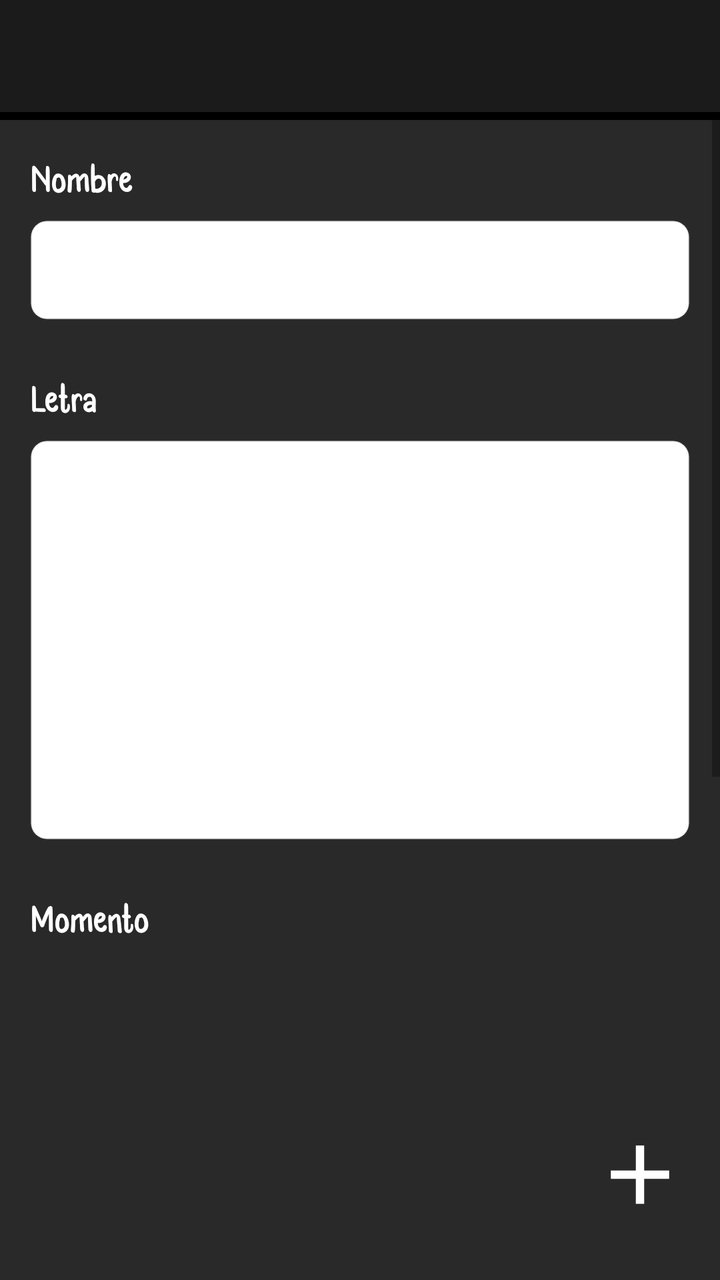
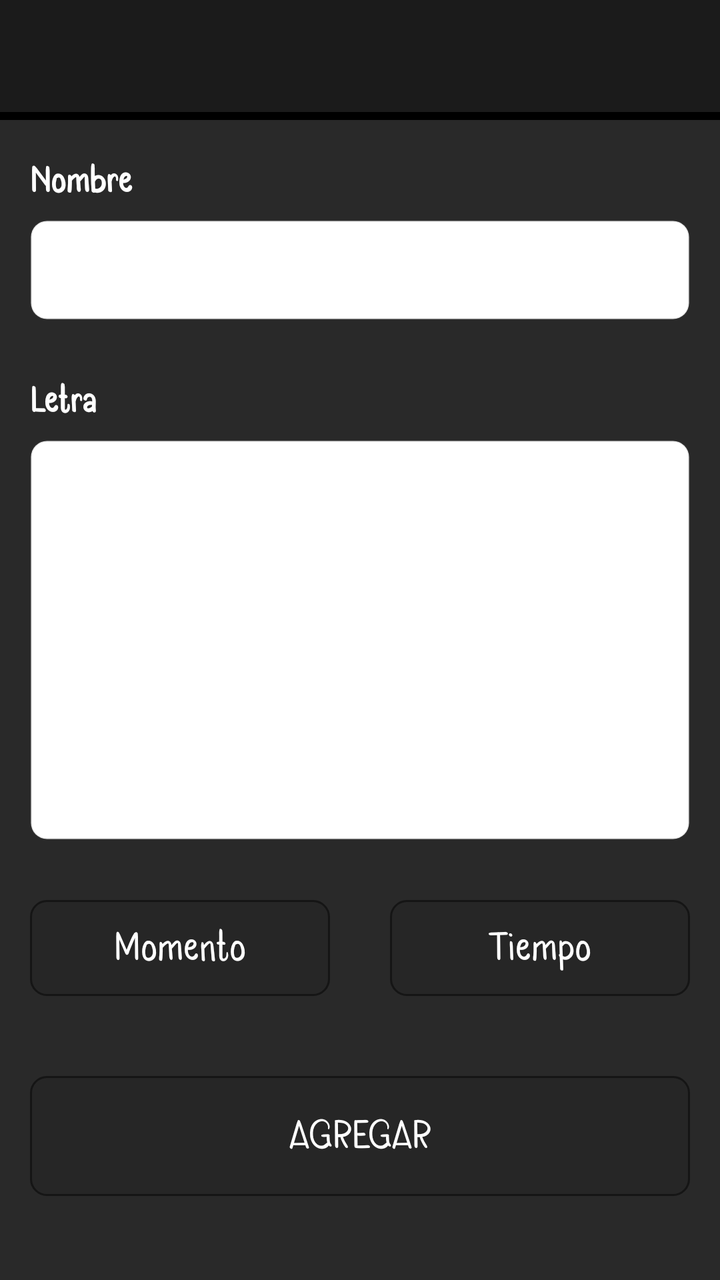

Screens rendered from an Android XML layout before and after an edit, with the pre-edit source and the edit as a unified diff.
<!-- AndroidManifest.xml: application theme Theme.CantosCoro.NoActionBar -->
<!-- res/layout/activity_nuevocanto.xml -->
<?xml version="1.0" encoding="utf-8"?>
<androidx.constraintlayout.widget.ConstraintLayout xmlns:android="http://schemas.android.com/apk/res/android"
    xmlns:tools="http://schemas.android.com/tools"
    android:layout_width="match_parent"
    android:layout_height="match_parent"
    style="@style/barra"
    android:fitsSystemWindows="true"
    tools:context=".ui.NuevoCantoActivity">

    <include
        android:id="@+id/app_bar"
        layout="@layout/app_bar"
        android:layout_width="match_parent"
        android:layout_height="match_parent" />

    <ScrollView
        android:layout_marginTop="60dp"
        android:layout_width="match_parent"
        android:layout_height="match_parent"
        style="@style/fondo"
        tools:ignore="MissingConstraints">

        <LinearLayout
            android:layout_width="match_parent"
            android:layout_height="wrap_content"
            android:orientation="vertical"
            tools:ignore="UselessLeaf">

            <TextView
                android:id="@+id/tvNombre"
                android:layout_height="25dp"
                android:layout_width="match_parent"
                android:layout_marginTop="20dp"
                android:layout_marginStart="15dp"
                android:layout_marginEnd="15dp"
                android:text="@string/nombre"
                android:textStyle="bold"
                android:textSize="18sp"
                android:fontFamily="@font/mywife"
                style="@style/texto"
                />

            <EditText
                android:id="@+id/etNombre"
                android:layout_width="match_parent"
                android:layout_height="50dp"
                android:layout_marginTop="5dp"
                android:layout_marginStart="15dp"
                android:layout_marginEnd="15dp"
                android:inputType="text"
                android:textSize="18sp"
                style="@style/campo"
                tools:ignore="LabelFor"
                android:autofillHints="Nombre" />

            <TextView
                android:id="@+id/tvLetra"
                android:layout_height="25dp"
                android:layout_width="match_parent"
                android:layout_marginTop="30dp"
                android:layout_marginStart="15dp"
                android:layout_marginEnd="15dp"
                android:text="@string/letra"
                android:textStyle="bold"
                android:textSize="18sp"
                android:fontFamily="@font/mywife"
                style="@style/texto"
                />

            <EditText
                android:id="@+id/etLetra"
                android:layout_width="match_parent"
                android:layout_height="match_parent"
                android:layout_marginTop="5dp"
                android:layout_marginStart="15dp"
                android:layout_marginEnd="15dp"
                android:textSize="18sp"
                android:gravity="top"
                android:inputType="textMultiLine"
                android:minHeight="200dp"
                style="@style/campo"
                tools:ignore="LabelFor"
                android:autofillHints="Letra"
                />

            

            <TextView
                android:id="@+id/tvMomento"
                android:layout_height="25dp"
                android:layout_width="match_parent"
                android:layout_marginTop="30dp"
                android:layout_marginStart="15dp"
                android:layout_marginEnd="15dp"
                android:text="@string/momento"
                android:textStyle="bold"
                android:textSize="18sp"
                android:fontFamily="@font/mywife"
                style="@style/texto"
                />

            <LinearLayout
                android:layout_width="match_parent"
                android:layout_height="wrap_content"
                android:orientation="horizontal"
                android:layout_marginTop="10dp"
                tools:ignore="UselessLeaf">

                <ListView
                    android:id="@+id/listaMomentos"
                    android:layout_width="0dp"
                    android:layout_height="200dp"
                    android:layout_weight="1"
                    android:layout_marginStart="15dp"
                    android:layout_marginTop="5dp"
                    android:layout_marginEnd="15dp"
                    tools:ignore="NestedScrolling" />

                <Button
                    android:id="@+id/bMomento"
                    android:layout_width="50dp"
                    android:layout_height="50dp"
                    android:layout_marginEnd="15dp"
                    android:layout_gravity="center_vertical"
                    android:background="@drawable/ic_mas"
                    android:onClick="mostrarMomentos"
                    android:textSize="20sp"
                    style="@style/boton"
                    tools:ignore="UsingOnClickInXml" />
            </LinearLayout>

            <TextView
                android:id="@+id/tvTiempo"
                android:layout_height="25dp"
                android:layout_width="match_parent"
                android:layout_marginTop="30dp"
                android:layout_marginStart="15dp"
                android:layout_marginEnd="15dp"
                android:text="@string/tiempo"
                android:textStyle="bold"
                android:textSize="18sp"
                android:fontFamily="@font/mywife"
                style="@style/texto"
                />

            <LinearLayout
                android:layout_width="match_parent"
                android:layout_height="wrap_content"
                android:orientation="horizontal"
                android:layout_marginTop="10dp"
                tools:ignore="UselessLeaf">

                <ListView
                    android:id="@+id/listaTiempos"
                    android:layout_width="0dp"
                    android:layout_height="200dp"
                    android:layout_weight="1"
                    android:layout_marginStart="15dp"
                    android:layout_marginTop="5dp"
                    android:layout_marginEnd="15dp"
                    tools:ignore="NestedScrolling" />

                <Button
                    android:id="@+id/bTiempo"
                    android:layout_width="50dp"
                    android:layout_height="50dp"
                    android:layout_marginEnd="15dp"
                    android:layout_gravity="center_vertical"
                    android:background="@drawable/ic_mas"
                    android:onClick="mostrarTiempos"
                    android:textSize="20sp"
                    style="@style/boton"
                    tools:ignore="UsingOnClickInXml" />
            </LinearLayout>

            <Button
                android:id="@+id/bAgregar"
                android:layout_width="match_parent"
                android:layout_height="60dp"
                android:layout_marginTop="40dp"
                android:layout_marginStart="15dp"
                android:layout_marginEnd="15dp"
                android:layout_marginBottom="25dp"
                android:textSize="20sp"
                android:onClick="agregarCanto"
                android:text="@string/agregar"
                style="@style/boton"
                android:fontFamily="@font/mywife"
                tools:ignore="UsingOnClickInXml" />


        </LinearLayout>
    </ScrollView>
</androidx.constraintlayout.widget.ConstraintLayout>
<!-- res/layout/app_bar.xml (included above) -->
<?xml version="1.0" encoding="utf-8"?>
<androidx.coordinatorlayout.widget.CoordinatorLayout xmlns:android="http://schemas.android.com/apk/res/android"
    xmlns:app="http://schemas.android.com/apk/res-auto"
    xmlns:tools="http://schemas.android.com/tools"
    android:layout_width="match_parent"
    android:layout_height="match_parent"
    tools:context=".ui.MenuLateralActivity">

    <com.google.android.material.appbar.AppBarLayout
        android:layout_width="match_parent"
        android:layout_height="wrap_content"
        android:theme="@style/Theme.CantosCoro.AppBarOverlay">

        <androidx.appcompat.widget.Toolbar
            android:id="@+id/toolbar"
            android:layout_width="match_parent"
            android:layout_height="?attr/actionBarSize"
            android:background="@color/teal_500"
            app:popupTheme="@style/Theme.CantosCoro.PopupOverlay"
            />

    </com.google.android.material.appbar.AppBarLayout>

</androidx.coordinatorlayout.widget.CoordinatorLayout>
<!-- resources referenced by this layout -->
<resources>
  <color name="teal_500">#1B1B1B</color>
  <!-- drawable ic_mas (drawable) -->
  <vector android:height="24dp" android:tint="#FFFFFF"
      android:viewportHeight="24" android:viewportWidth="24"
      android:width="24dp" xmlns:android="http://schemas.android.com/apk/res/android">
      <path android:fillColor="@android:color/white" android:pathData="M19,13h-6v6h-2v-6H5v-2h6V5h2v6h6v2z"/>
  </vector>
  <string name="agregar">Agregar</string>
  <string name="letra">Letra</string>
  <string name="momento">Momento</string>
  <string name="nombre">Nombre</string>
  <string name="tiempo">Tiempo</string>
  <style name="Theme.CantosCoro.AppBarOverlay" parent="ThemeOverlay.AppCompat.Dark.ActionBar" />
  <style name="Theme.CantosCoro.PopupOverlay" parent="ThemeOverlay.AppCompat.Light" />
  <style name="barra" parent="TextAppearance.AppCompat">
          <item name="android:textColor">#ACACAC</item>
          <item name="android:background">#000000</item>
      </style>
  <style name="boton" parent="TextAppearance.AppCompat.Button">
          <item name="android:textColor">#FFFFFF</item>
          <item name="android:background">@drawable/boton_claro</item>
      </style>
  <style name="campo" parent="TextAppearance.AppCompat">
          <item name="android:textColor">#121212</item>
          <item name="android:background">@drawable/redondo_claro</item>
      </style>
  <style name="fondo" parent="TextAppearance.AppCompat">
          <item name="android:textColor">#ACACAC</item>
          <item name="android:background">#292929</item>
      </style>
  <style name="texto" parent="TextAppearance.AppCompat">
          <item name="android:textColor">#FFFFFF</item>
      </style>
  <style name="Theme.CantosCoro.NoActionBar">
          <item name="windowActionBar">false</item>
          <item name="windowNoTitle">true</item>
      </style>
  <!-- drawable boton_claro (drawable) -->
  <?xml version="1.0" encoding="utf-8"?>
  
  <shape xmlns:android="http://schemas.android.com/apk/res/android">
          <stroke
              android:width="1dp"
              android:color="#151515"/>
              <solid
               android:color="#C9252525"
              />
             <padding
                 android:bottom="3dp"
                 android:left="3dp"
                 android:right="3dp"
                 android:top="3dp"
                 />
              <corners
                  android:radius="8dp"
                  />
  
  </shape>
  <!-- drawable redondo_claro (drawable) -->
  <?xml version="1.0" encoding="utf-8"?>
  
  <shape xmlns:android="http://schemas.android.com/apk/res/android">
          <stroke
              android:width="1dp"
              android:color="#1E5E5E5E"/>
              <solid
               android:color="#FFF"
              />
             <padding
                 android:bottom="3dp"
                 android:left="3dp"
                 android:right="3dp"
                 android:top="3dp"
                 />
              <corners
                  android:radius="8dp"
                  />
  
  </shape>
</resources>

<!-- the commit's change to res/layout/activity_nuevocanto.xml (unified diff, before → after) -->
@@ -85,91 +85,42 @@
 
             
 
-            <TextView
-                android:id="@+id/tvMomento"
-                android:layout_height="25dp"
-                android:layout_width="match_parent"
-                android:layout_marginTop="30dp"
-                android:layout_marginStart="15dp"
-                android:layout_marginEnd="15dp"
-                android:text="@string/momento"
-                android:textStyle="bold"
-                android:textSize="18sp"
-                android:fontFamily="@font/mywife"
-                style="@style/texto"
-                />
-
             <LinearLayout
                 android:layout_width="match_parent"
                 android:layout_height="wrap_content"
                 android:orientation="horizontal"
-                android:layout_marginTop="10dp"
+                android:layout_marginTop="30dp"
                 tools:ignore="UselessLeaf">
-
-                <ListView
-                    android:id="@+id/listaMomentos"
-                    android:layout_width="0dp"
-                    android:layout_height="200dp"
-                    android:layout_weight="1"
-                    android:layout_marginStart="15dp"
-                    android:layout_marginTop="5dp"
-                    android:layout_marginEnd="15dp"
-                    tools:ignore="NestedScrolling" />
 
                 <Button
                     android:id="@+id/bMomento"
-                    android:layout_width="50dp"
-                    android:layout_height="50dp"
-                    android:layout_marginEnd="15dp"
-                    android:layout_gravity="center_vertical"
-                    android:background="@drawable/ic_mas"
-                    android:onClick="mostrarMomentos"
-                    android:textSize="20sp"
-                    style="@style/boton"
-                    tools:ignore="UsingOnClickInXml" />
-            </LinearLayout>
-
-            <TextView
-                android:id="@+id/tvTiempo"
-                android:layout_height="25dp"
-                android:layout_width="match_parent"
-                android:layout_marginTop="30dp"
-                android:layout_marginStart="15dp"
-                android:layout_marginEnd="15dp"
-                android:text="@string/tiempo"
-                android:textStyle="bold"
-                android:textSize="18sp"
-                android:fontFamily="@font/mywife"
-                style="@style/texto"
-                />
-
-            <LinearLayout
-                android:layout_width="match_parent"
-                android:layout_height="wrap_content"
-                android:orientation="horizontal"
-                android:layout_marginTop="10dp"
-                tools:ignore="UselessLeaf">
-
-                <ListView
-                    android:id="@+id/listaTiempos"
                     android:layout_width="0dp"
-                    android:layout_height="200dp"
+                    android:layout_height="wrap_content"
                     android:layout_weight="1"
                     android:layout_marginStart="15dp"
-                    android:layout_marginTop="5dp"
-                    android:layout_marginEnd="15dp"
-                    tools:ignore="NestedScrolling" />
+                    android:layout_marginEnd="30dp"
+                    android:layout_gravity="center_vertical"
+                    android:onClick="mostrarMomentos"
+                    android:text="@string/momento"
+                    android:textSize="20sp"
+                    android:textAllCaps="false"
+                    style="@style/boton"
+                    android:fontFamily="@font/mywife"
+                    tools:ignore="UsingOnClickInXml" />
 
                 <Button
                     android:id="@+id/bTiempo"
-                    android:layout_width="50dp"
-                    android:layout_height="50dp"
+                    android:layout_width="0dp"
+                    android:layout_height="wrap_content"
+                    android:layout_weight="1"
                     android:layout_marginEnd="15dp"
                     android:layout_gravity="center_vertical"
-                    android:background="@drawable/ic_mas"
                     android:onClick="mostrarTiempos"
+                    android:text="@string/tiempo"
                     android:textSize="20sp"
+                    android:textAllCaps="false"
                     style="@style/boton"
+                    android:fontFamily="@font/mywife"
                     tools:ignore="UsingOnClickInXml" />
             </LinearLayout>
 
@@ -187,6 +138,8 @@
                 style="@style/boton"
                 android:fontFamily="@font/mywife"
                 tools:ignore="UsingOnClickInXml" />
+
+            
 
 
         </LinearLayout>
<!-- resource entries referenced after the edit -->
@@ -1,12 +1,6 @@
 <!-- resources referenced by this layout -->
 <resources>
   <color name="teal_500">#1B1B1B</color>
-  <!-- drawable ic_mas (drawable) -->
-  <vector android:height="24dp" android:tint="#FFFFFF"
-      android:viewportHeight="24" android:viewportWidth="24"
-      android:width="24dp" xmlns:android="http://schemas.android.com/apk/res/android">
-      <path android:fillColor="@android:color/white" android:pathData="M19,13h-6v6h-2v-6H5v-2h6V5h2v6h6v2z"/>
-  </vector>
   <string name="agregar">Agregar</string>
   <string name="letra">Letra</string>
   <string name="momento">Momento</string>
